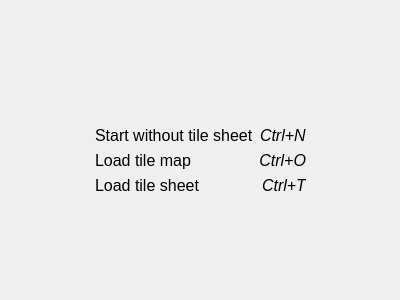
Above: src/ui/startup_widget.ui from albin-johansson/tactile before the change. Below: the same form after it.
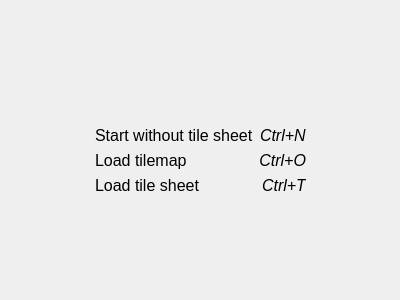
That is the form after the change. Icons and pictures are not drawn.

Commit message: Use "tilemap" instead of "tile map"

Diff of the .ui file:
```diff
--- a/src/ui/startup_widget.ui
+++ b/src/ui/startup_widget.ui
@@ -59,7 +59,7 @@
           </font>
          </property>
          <property name="text">
-          <string>Load tile map</string>
+          <string>Load tilemap</string>
          </property>
          <property name="alignment">
           <set>Qt::AlignLeading|Qt::AlignLeft|Qt::AlignVCenter</set>
```
The commit also changes 18 other files.
